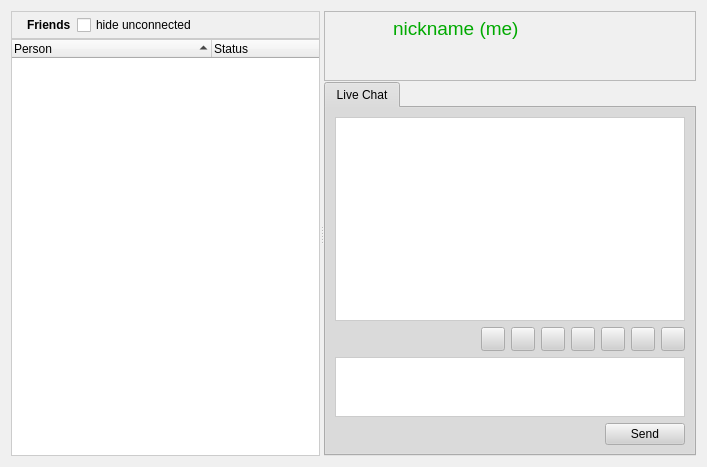
First picture: the form in retroshare-gui/src/gui/PeersDialog.ui, repository RetroShare/RetroShare, before the edit.
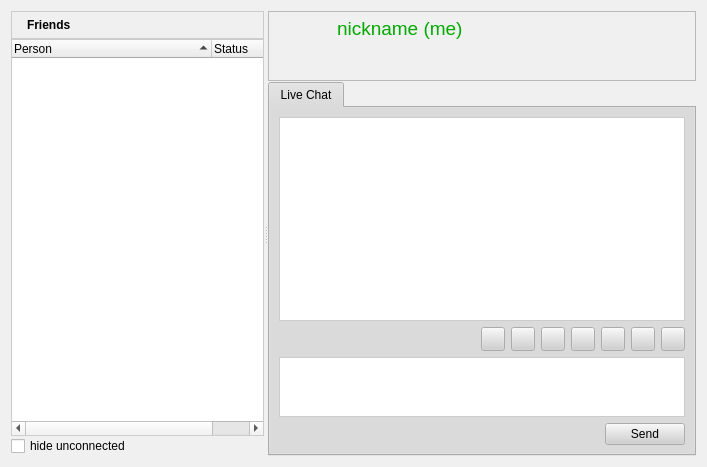
Second picture: the form after the edit. Icons and pictures are not drawn.

Commit message: move checkbox to bottom

```diff
--- a/retroshare-gui/src/gui/PeersDialog.ui
+++ b/retroshare-gui/src/gui/PeersDialog.ui
@@ -598,13 +598,6 @@
             </property>
            </widget>
           </item>
-          <item row="0" column="1">
-           <widget class="QCheckBox" name="hide_unconnected">
-            <property name="text">
-             <string>hide unconnected</string>
-            </property>
-           </widget>
-          </item>
          </layout>
         </widget>
        </item>
@@ -680,6 +673,13 @@
          </column>
         </widget>
        </item>
+       <item row="2" column="0">
+        <widget class="QCheckBox" name="hide_unconnected">
+         <property name="text">
+          <string>hide unconnected</string>
+         </property>
+        </widget>
+       </item>
       </layout>
      </widget>
      <widget class="QWidget" name="layoutWidget">
```
